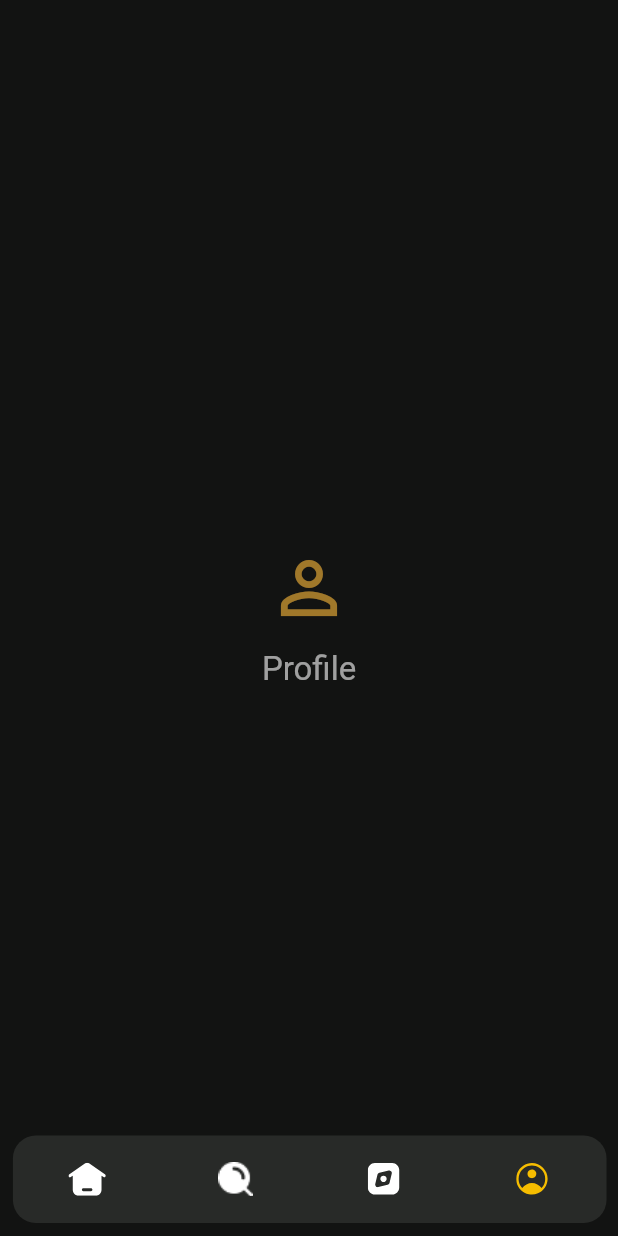
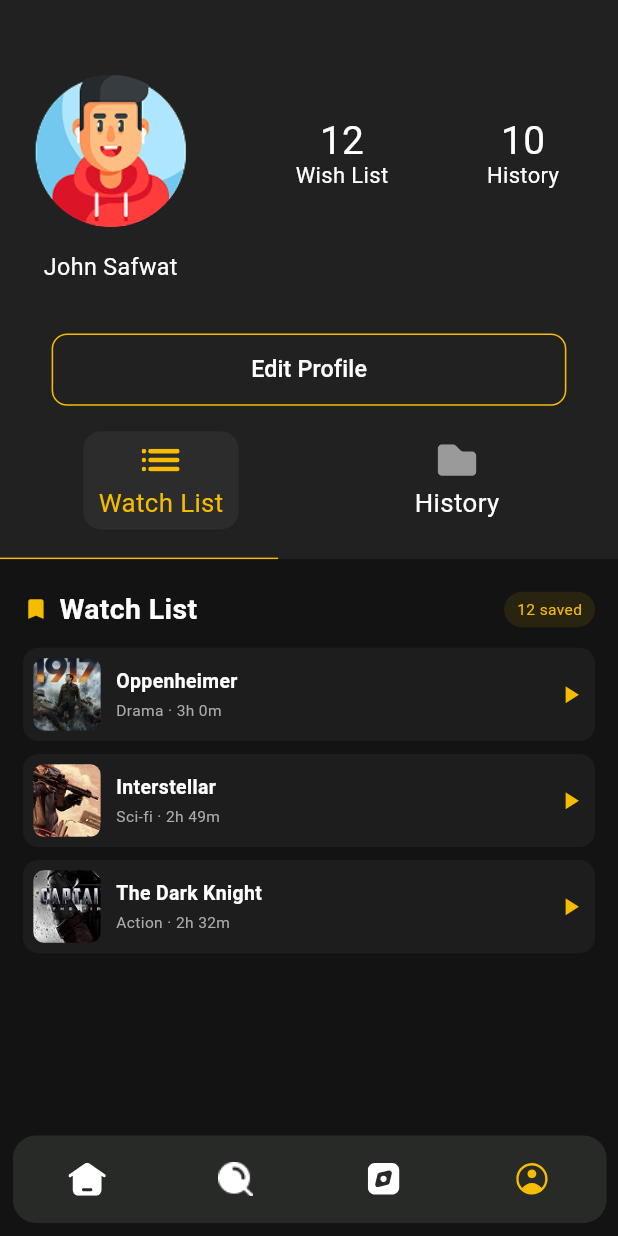
Before and after one commit to Abdul-RahmanMustafa/movie_app, a Flutter app: the MainShell screen opened by its route, item 4 of the bottom bar chosen, on a phone screen of 412 x 824 dp. Run offline on Flutter 3.47's test engine with Material 3 defaults, Android fonts, the phone set to English and light mode, and no system bars; our stand-ins replace carousel_slider, flutter_svg, go_router.

Commit message:
profile UI and edit profile DONE

```diff
--- a/lib/app/router/app_router.dart
+++ b/lib/app/router/app_router.dart
@@ -2,6 +2,7 @@ import 'package:go_router/go_router.dart';
 import '../shell/main_shell.dart';
 import '../../features/authentication/presentation/screens/login_screen.dart';
 import '../../features/authentication/presentation/screens/register_screen.dart';
+import '../../features/profile/presentation/screens/edit_profile_screen.dart';
 
 abstract final class AppRouter {
   static final GoRouter router = GoRouter(
@@ -12,6 +13,10 @@ abstract final class AppRouter {
       GoRoute(path: '/home', builder: (context, state) => const MainShell()),
       GoRoute(path: '/login', builder: (context, state) => const LoginScreen()),
       GoRoute(path: '/register', builder: (context, state) => const RegisterScreen()),
+      GoRoute(
+        path: '/edit-profile',
+        builder: (context, state) => const EditProfileScreen(),
+      ),
     ],
   );
 }
--- a/lib/app/shell/main_shell.dart
+++ b/lib/app/shell/main_shell.dart
@@ -2,6 +2,7 @@ import 'package:flutter/material.dart';
 
 import '../../core/widgets/app_bottom_navigation_bar.dart';
 import '../../features/home/presentation/screens/home_screen.dart';
+import '../../features/profile/presentation/screens/profile_screen.dart';
 
 /// Hosts the four main tabs and overlays the shared bottom navigation bar.
 ///
@@ -24,7 +25,7 @@ class _MainShellState extends State<MainShell> {
     HomeScreen(),
     _PlaceholderTab(title: 'Search', icon: Icons.search),
     _PlaceholderTab(title: 'Explore', icon: Icons.explore_outlined),
-    _PlaceholderTab(title: 'Profile', icon: Icons.person_outline),
+    ProfileScreen(),
   ];
 
   /// Handles a bottom-bar tap and rebuilds only the selected tab.
--- a/lib/core/constants/app_assets.dart
+++ b/lib/core/constants/app_assets.dart
@@ -15,6 +15,12 @@ abstract final class AppAssets {
   // Full-bleed hero background (supplied home_bg.png).
   static const String homeBackground = 'assets/images/home/home_bg.png';
 
+  // Profile screen assets (Figma frame 51:511).
+  static const String profilePfp = 'assets/images/profile/profile_pfp.png';
+  static const String profilePopcorn = 'assets/images/profile/profile_popcorn.png';
+  static const String profileWatchListIcon = 'assets/images/profile/ic_watch_list.svg';
+  static const String profileHistoryIcon = 'assets/images/profile/ic_history.svg';
+
   // Bottom navigation icons.
   static const String icHome = 'assets/images/home/ic_home.svg';
   static const String icVector = 'assets/images/home/ic_vector.png';
--- /dev/null
+++ b/lib/features/profile/presentation/screens/edit_profile_screen.dart
@@ -0,0 +1,107 @@
+import 'package:flutter/material.dart';
+import 'package:go_router/go_router.dart';
+
+import '../../../../core/constants/app_assets.dart';
+import '../../../../core/theme/app_colors.dart';
+
+/// Lightweight Edit Profile screen opened from the Profile tab.
+///
+/// It returns the edited name to `ProfileScreen`, which updates the displayed
+/// user name when the form is saved.
+class EditProfileScreen extends StatefulWidget {
+  const EditProfileScreen({super.key});
+
+  @override
+  State<EditProfileScreen> createState() => _EditProfileScreenState();
+}
+
+class _EditProfileScreenState extends State<EditProfileScreen> {
+  final _formKey = GlobalKey<FormState>();
+  final _nameController = TextEditingController(text: 'John Safwat');
+
+  @override
+  void dispose() {
+    _nameController.dispose();
+    super.dispose();
+  }
+
+  void _save() {
+    if (!_formKey.currentState!.validate()) return;
+    context.pop(_nameController.text.trim());
+  }
+
+  @override
+  Widget build(BuildContext context) {
+    return Scaffold(
+      backgroundColor: AppColors.background,
+      appBar: AppBar(
+        backgroundColor: AppColors.surface,
+        title: const Text('Edit Profile'),
+        leading: IconButton(
+          onPressed: () => context.pop(),
+          icon: const Icon(Icons.arrow_back),
+        ),
+      ),
+      body: SingleChildScrollView(
+        padding: const EdgeInsets.all(24),
+        child: Form(
+          key: _formKey,
+          child: Column(
+            crossAxisAlignment: CrossAxisAlignment.stretch,
+            children: [
+              Center(
+                child: ClipOval(
+                  child: Image.asset(
+                    AppAssets.profilePfp,
+                    width: 96,
+                    height: 96,
+                    fit: BoxFit.cover,
+                  ),
+                ),
+              ),
+              const SizedBox(height: 32),
+              TextFormField(
+                controller: _nameController,
+                style: const TextStyle(color: AppColors.white),
+                decoration: const InputDecoration(
+                  labelText: 'Name',
+                  labelStyle: TextStyle(color: Color(0xFFAAAAAA)),
+                  enabledBorder: OutlineInputBorder(
+                    borderSide: BorderSide(color: AppColors.accent),
+                  ),
+                  focusedBorder: OutlineInputBorder(
+                    borderSide: BorderSide(color: AppColors.accent, width: 2),
+                  ),
+                ),
+                validator: (value) {
+                  if (value == null || value.trim().isEmpty) {
+                    return 'Please enter your name';
+                  }
+                  return null;
+                },
+              ),
+              const SizedBox(height: 24),
+              SizedBox(
+                height: 52,
+                child: ElevatedButton(
+                  onPressed: _save,
+                  style: ElevatedButton.styleFrom(
+                    backgroundColor: AppColors.accent,
+                    foregroundColor: AppColors.background,
+                    shape: RoundedRectangleBorder(
+                      borderRadius: BorderRadius.circular(12),
+                    ),
+                  ),
+                  child: const Text(
+                    'Save',
+                    style: TextStyle(fontWeight: FontWeight.w600),
+                  ),
+                ),
+              ),
+            ],
+          ),
+        ),
+      ),
+    );
+  }
+}
--- /dev/null
+++ b/lib/features/profile/presentation/screens/profile_screen.dart
@@ -0,0 +1,543 @@
+import 'package:flutter/material.dart';
+import 'package:flutter_svg/flutter_svg.dart';
+import 'package:go_router/go_router.dart';
+
+import '../../../../core/constants/app_assets.dart';
+import '../../../../core/theme/app_colors.dart';
+
+/// Section shown below the profile header.
+enum _ProfileSection { none, watchList, history }
+
+const Color _cardBackground = Color(0xFF1D1D1D);
+
+/// Profile screen from Figma frame `51:511` (430 × 932).
+///
+/// The Figma X/Y positions are kept, but every element is rendered slightly
+/// smaller than the raw measurements (`_compact`) and paired items are centred
+/// in equal-width columns so the Watch List / History icons and captions line
+/// up. The shared bottom navigation is drawn by `MainShell`, so the frame's
+/// own nav bar is not duplicated here.
+class ProfileScreen extends StatefulWidget {
+  const ProfileScreen({super.key});
+
+  @override
+  State<ProfileScreen> createState() => _ProfileScreenState();
+}
+
+class _ProfileScreenState extends State<ProfileScreen> {
+  // Figma "Rectangle 18" fill (#212121), the lighter top panel of the frame.
+  static const Color _panelBackground = Color(0xFF212121);
+
+  // Slight reduction applied to all sizes for a tidier, less crowded layout.
+  static const double _compact = 0.9;
+
+  // Watch List is selected by default so its content is visible immediately.
+  _ProfileSection _section = _ProfileSection.watchList;
+  String _name = 'John Safwat';
+
+  Future<void> _openEditProfile() async {
+    final editedName = await context.push<String>('/edit-profile');
+    if (!mounted || editedName == null || editedName.trim().isEmpty) return;
+    setState(() => _name = editedName.trim());
+  }
+
+  void _selectSection(_ProfileSection section) {
+    setState(() => _section = section);
+  }
+
+  @override
+  Widget build(BuildContext context) {
+    return LayoutBuilder(
+      builder: (context, constraints) {
+        final scale = constraints.maxWidth / 430;
+        // All sizes use `s`; Figma positions stay on the original `scale`.
+        final s = scale * _compact;
+
+        return SingleChildScrollView(
+          child: SizedBox(
+            height: 900 * scale,
+            child: Stack(
+              children: [
+                // Top panel: 430 × 389 at (0, 0), fill #212121.
+                Positioned(
+                  left: 0,
+                  top: 0,
+                  width: 430 * scale,
+                  height: 389 * scale,
+                  child: Container(color: _panelBackground),
+                ),
+
+                // Profile picture: measured 118 × 118 at (24, 52).
+                Positioned(
+                  left: 24 * scale,
+                  top: 52 * scale,
+                  child: ClipOval(
+                    child: Image.asset(
+                      AppAssets.profilePfp,
+                      width: 118 * s,
+                      height: 118 * s,
+                      fit: BoxFit.cover,
+                    ),
+                  ),
+                ),
+
+                // Counters. Each number and caption are one compact, centred
+                // column so `12 / Wish List` and `10 / History` read as a pair.
+                _ProfileStat(
+                  scale: s,
+                  top: 84 * scale,
+                  centerX: 238 * scale,
+                  number: '12',
+                  label: 'Wish List',
+                ),
+                _ProfileStat(
+                  scale: s,
+                  top: 84 * scale,
+                  centerX: 364 * scale,
+                  number: '10',
+                  label: 'History',
+                ),
+
+                // User name centred on the same axis as the profile picture.
+                Positioned(
+                  left: 24 * scale,
+                  top: 178 * scale,
+                  width: 118 * s,
+                  child: Text(
+                    _name,
+                    textAlign: TextAlign.center,
+                    maxLines: 1,
+                    overflow: TextOverflow.ellipsis,
+                    style: TextStyle(
+                      color: AppColors.white,
+                      fontFamily: 'Roboto',
+                      fontSize: 18 * s,
+                      height: 1,
+                    ),
+                  ),
+                ),
+
+                // "Button" layer: measured 398 × 56 at (16, 232). Centred
+                // horizontally so both margins match.
+                Positioned(
+                  left: (430 * scale - 398 * s) / 2,
+                  top: 232 * scale,
+                  child: SizedBox(
+                    width: 398 * s,
+                    height: 56 * s,
+                    child: OutlinedButton(
+                      onPressed: _openEditProfile,
+                      style: OutlinedButton.styleFrom(
+                        foregroundColor: AppColors.white,
+                        side: BorderSide(color: AppColors.accent, width: 1.2 * s),
+                        shape: RoundedRectangleBorder(
+                          borderRadius: BorderRadius.circular(12 * s),
+                        ),
+                      ),
+                      child: Text(
+                        'Edit Profile',
+                        style: TextStyle(
+                          fontFamily: 'Roboto',
+                          fontSize: 18 * s,
+                        ),
+                      ),
+                    ),
+                  ),
+                ),
+
+                // Gold divider ("Line 1"): measured 215 × 1 at (0, 388).
+                Positioned(
+                  left: 0,
+                  top: 388 * scale,
+                  width: 215 * s,
+                  height: 1 * scale,
+                  child: Container(color: AppColors.accent),
+                ),
+
+                // Shortcut buttons. Each pair shares a centre X, so the icon
+                // sits directly above its caption and both groups are balanced.
+                _ProfileShortcut(
+                  scale: s,
+                  centerX: 112 * scale,
+                  top: 300 * scale,
+                  iconAsset: AppAssets.profileWatchListIcon,
+                  label: 'Watch List',
+                  selected: _section == _ProfileSection.watchList,
+                  onTap: () => _selectSection(_ProfileSection.watchList),
+                ),
+                _ProfileShortcut(
+                  scale: s,
+                  centerX: 318 * scale,
+                  top: 300 * scale,
+                  iconAsset: AppAssets.profileHistoryIcon,
+                  label: 'History',
+                  selected: _section == _ProfileSection.history,
+                  onTap: () => _selectSection(_ProfileSection.history),
+                ),
+
+                // Content area. The default state keeps the Figma popcorn art;
+                // tapping either shortcut switches to its own visible section.
+                Positioned(
+                  left: 16 * scale,
+                  right: 16 * scale,
+                  top: 410 * scale,
+                  bottom: 96 * scale,
+                  child: AnimatedSwitcher(
+                    duration: const Duration(milliseconds: 220),
+                    child: _buildSectionContent(s),
+                  ),
+                ),
+              ],
+            ),
+          ),
+        );
+      },
+    );
+  }
+
+  Widget _buildSectionContent(double s) {
+    switch (_section) {
+      case _ProfileSection.watchList:
+        return _ProfileList(
+          key: const ValueKey('watch-list'),
+          scale: s,
+          title: 'Watch List',
+          badge: '12 saved',
+          icon: Icons.bookmark,
+          items: const [
+            _ListEntry(
+              asset: AppAssets.homeCardCenter,
+              title: 'Oppenheimer',
+              subtitle: 'Drama · 3h 0m',
+              trailingIcon: Icons.play_arrow,
+            ),
+            _ListEntry(
+              asset: AppAssets.homeCardLeft,
+              title: 'Interstellar',
+              subtitle: 'Sci-fi · 2h 49m',
+              trailingIcon: Icons.play_arrow,
+            ),
+            _ListEntry(
+              asset: AppAssets.homeCardRight,
+              title: 'The Dark Knight',
+              subtitle: 'Action · 2h 32m',
+              trailingIcon: Icons.play_arrow,
+            ),
+          ],
+        );
+      case _ProfileSection.history:
+        return _ProfileList(
+          key: const ValueKey('history'),
+          scale: s,
+          title: 'History',
+          badge: '10 watched',
+          icon: Icons.history,
+          items: const [
+            _ListEntry(
+              asset: AppAssets.homeActionCard1,
+              title: 'Inception',
+              subtitle: 'Watched today',
+              trailingIcon: Icons.check,
+            ),
+            _ListEntry(
+              asset: AppAssets.homeActionCard2,
+              title: 'Parasite',
+              subtitle: 'Watched yesterday',
+              trailingIcon: Icons.check,
+            ),
+            _ListEntry(
+              asset: AppAssets.homeActionCard3,
+              title: 'Joker',
+              subtitle: 'Watched 3 days ago',
+              trailingIcon: Icons.check,
+            ),
+          ],
+        );
+      case _ProfileSection.none:
+        return Center(
+          key: const ValueKey('popcorn'),
+          child: Image.asset(
+            AppAssets.profilePopcorn,
+            width: 124 * s,
+            height: 124 * s,
+            fit: BoxFit.contain,
+          ),
+        );
+    }
+  }
+}
+
+/// Number + caption block. Both texts live in one narrow centred column, so
+/// there is no loose gap between the count and what it counts.
+class _ProfileStat extends StatelessWidget {
+  const _ProfileStat({
+    required this.scale,
+    required this.top,
+    required this.centerX,
+    required this.number,
+    required this.label,
+  });
+
+  final double scale;
+  final double top;
+  final double centerX;
+  final String number;
+  final String label;
+
+  @override
+  Widget build(BuildContext context) {
+    return Positioned(
+      left: centerX - 60 * scale,
+      top: top,
+      child: SizedBox(
+        width: 120 * scale,
+        child: Column(
+          mainAxisSize: MainAxisSize.min,
+          crossAxisAlignment: CrossAxisAlignment.center,
+          children: [
+            Text(
+              number,
+              textAlign: TextAlign.center,
+              style: TextStyle(
+                color: AppColors.white,
+                fontFamily: 'Roboto',
+                fontSize: 30 * scale,
+                height: 1,
+              ),
+            ),
+            SizedBox(height: 4 * scale),
+            Text(
+              label,
+              textAlign: TextAlign.center,
+              style: TextStyle(
+                color: AppColors.white,
+                fontFamily: 'Roboto',
+                fontSize: 17 * scale,
+                height: 1,
+              ),
+            ),
+          ],
+        ),
+      ),
+    );
+  }
+}
+
+/// Tappable icon + caption pair. The active shortcut is highlighted in gold so
+/// it is obvious which section is being shown.
+class _ProfileShortcut extends StatelessWidget {
+  const _ProfileShortcut({
+    required this.scale,
+    required this.centerX,
+    required this.top,
+    required this.iconAsset,
+    required this.label,
+    required this.selected,
+    required this.onTap,
+  });
+
+  final double scale;
+  final double centerX;
+  final double top;
+  final String iconAsset;
+  final String label;
+  final bool selected;
+  final VoidCallback onTap;
+
+  @override
+  Widget build(BuildContext context) {
+    return Positioned(
+      left: centerX - 60 * scale,
+      top: top,
+      child: SizedBox(
+        width: 120 * scale,
+        height: 76 * scale,
+        child: Material(
+          color: selected ? const Color(0xFF2C2C2C) : Colors.transparent,
+          borderRadius: BorderRadius.circular(14 * scale),
+          child: InkWell(
+            onTap: onTap,
+            borderRadius: BorderRadius.circular(14 * scale),
+            // IntrinsicWidth hugs the content; Column's centre alignment then
+            // puts the icon box and the caption on the exact same centre line.
+            child: Center(
+              child: IntrinsicWidth(
+                child: Column(
+                  mainAxisSize: MainAxisSize.min,
+                  crossAxisAlignment: CrossAxisAlignment.center,
+                  children: [
+                    SizedBox(
+                      width: 34 * scale,
+                      height: 34 * scale,
+                      child: Center(
+                        child: ColorFiltered(
+                          colorFilter: ColorFilter.mode(
+                            selected ? AppColors.accent : const Color(0xFF9A9A9A),
+                            BlendMode.srcIn,
+                          ),
+                          child: SvgPicture.asset(
+                            iconAsset,
+                            width: 30 * scale,
+                            height: 30 * scale,
+                            fit: BoxFit.contain,
+                          ),
+                        ),
+                      ),
+                    ),
+                    SizedBox(height: 2 * scale),
+                    Text(
+                      label,
+                      textAlign: TextAlign.center,
+                      style: TextStyle(
+                        color: selected ? AppColors.accent : AppColors.white,
+                        fontFamily: 'Roboto',
+                        fontSize: 20 * scale,
+                      ),
+                    ),
+                  ],
+                ),
+              ),
+            ),
+          ),
+        ),
+      ),
+    );
+  }
+}
+
+class _ListEntry {
+  const _ListEntry({
+    required this.asset,
+    required this.title,
+    required this.subtitle,
+    required this.trailingIcon,
+  });
+
+  final String asset;
+  final String title;
+  final String subtitle;
+  final IconData trailingIcon;
+}
+
+/// Visible content for the selected Watch List / History shortcut.
+class _ProfileList extends StatelessWidget {
+  const _ProfileList({
+    super.key,
+    required this.scale,
+    required this.title,
+    required this.badge,
+    required this.icon,
+    required this.items,
+  });
+
+  final double scale;
+  final String title;
+  final String badge;
+  final IconData icon;
+  final List<_ListEntry> items;
+
+  @override
+  Widget build(BuildContext context) {
+    return Column(
+      crossAxisAlignment: CrossAxisAlignment.stretch,
+      children: [
+        Row(
+          children: [
+            Icon(icon, color: AppColors.accent, size: 20 * scale),
+            SizedBox(width: 8 * scale),
+            Text(
+              title,
+              style: TextStyle(
+                color: AppColors.white,
+                fontFamily: 'Roboto',
+                fontSize: 22 * scale,
+                fontWeight: FontWeight.w600,
+              ),
+            ),
+            const Spacer(),
+            Container(
+              padding: EdgeInsets.symmetric(
+                horizontal: 10 * scale,
+                vertical: 5 * scale,
+              ),
+              decoration: BoxDecoration(
+                color: const Color(0x1AF6BD00),
+                borderRadius: BorderRadius.circular(20 * scale),
+              ),
+              child: Text(
+                badge,
+                style: TextStyle(color: AppColors.accent, fontSize: 12 * scale),
+              ),
+            ),
+          ],
+        ),
+        SizedBox(height: 14 * scale),
+        Expanded(
+          child: ListView.separated(
+            physics: const NeverScrollableScrollPhysics(),
+            itemCount: items.length,
+            separatorBuilder: (_, _) => SizedBox(height: 10 * scale),
+            itemBuilder: (context, index) {
+              final item = items[index];
+              return Container(
+                height: 72 * scale,
+                padding: EdgeInsets.all(8 * scale),
+                decoration: BoxDecoration(
+                  color: _cardBackground,
+                  borderRadius: BorderRadius.circular(12 * scale),
+                ),
+                child: Row(
+                  children: [
+                    ClipRRect(
+                      borderRadius: BorderRadius.circular(8 * scale),
+                      child: Image.asset(
+                        item.asset,
+                        width: 52 * scale,
+                        height: 56 * scale,
+                        fit: BoxFit.cover,
+                      ),
+                    ),
+                    SizedBox(width: 12 * scale),
+                    Expanded(
+                      child: Column(
+                        mainAxisAlignment: MainAxisAlignment.center,
+                        crossAxisAlignment: CrossAxisAlignment.start,
+                        children: [
+                          Text(
+                            item.title,
+                            maxLines: 1,
+                            overflow: TextOverflow.ellipsis,
+                            style: TextStyle(
+                              color: AppColors.white,
+                              fontSize: 15 * scale,
+                              fontWeight: FontWeight.w600,
+                            ),
+                          ),
+                          SizedBox(height: 4 * scale),
+                          Text(
+                            item.subtitle,
+                            maxLines: 1,
+                            overflow: TextOverflow.ellipsis,
+                            style: TextStyle(
+                              color: const Color(0xFFAAAAAA),
+                              fontSize: 12 * scale,
+                            ),
+                          ),
+                        ],
+                      ),
+                    ),
+                    Icon(
+                      item.trailingIcon,
+                      color: AppColors.accent,
+                      size: 22 * scale,
+                    ),
+                  ],
+                ),
+              );
+            },
+          ),
+        ),
+      ],
+    );
+  }
+}
--- a/pubspec.yaml
+++ b/pubspec.yaml
@@ -65,6 +65,7 @@ flutter:
   assets:
     - assets/images/
     - assets/images/home/
+    - assets/images/profile/
 
   # An image asset can refer to one or more resolution-specific "variants", see
   # https://flutter.dev/to/resolution-aware-images
```
Also changed, not shown: assets/images/profile/ic_history.svg (added), assets/images/profile/ic_watch_list.svg (added), assets/images/profile/profile_pfp.png (added), assets/images/profile/profile_popcorn.png (added), lib/main.dart (line endings or trailing spaces).
